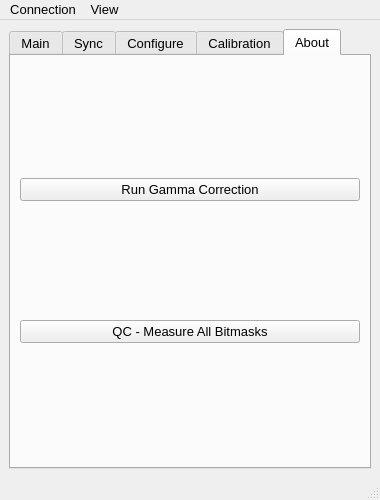
Qt form Software/GUI_code/QtDesigner_GUI.ui (imjal/Four_Channel_MHz_LED_Driver) before a commit.
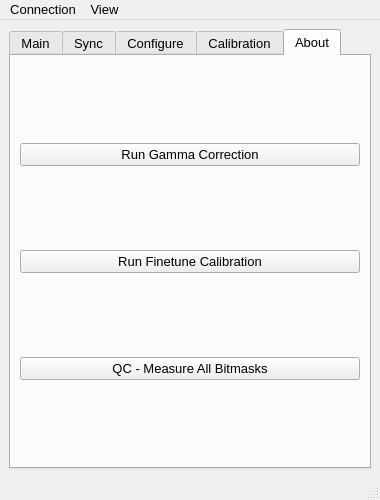
The same form after that commit. The open tabs and pages were chosen to show the change. Custom widgets are drawn as their Qt base class.

Commit message: finetune calibration to reduce number of trials needed + be lightweight

```diff
--- a/Software/GUI_code/QtDesigner_GUI.ui
+++ b/Software/GUI_code/QtDesigner_GUI.ui
@@ -4875,6 +4875,16 @@
          </widget> -->
         </item>
         <item row="1" column="0">
+            <widget class="QPushButton" name="finetune_calibration_button">
+            <property name="toolTip">
+                <string>Run through all the bitmasks and calibrate with the last values as the starting points</string>
+            </property>
+            <property name="text">
+                <string>Run Finetune Calibration</string>
+            </property>
+            </widget>
+        </item>
+        <item row="2" column="0">
             <widget class="QPushButton" name="measure_bitmasks_button">
             <property name="toolTip">
                 <string>Run through all the bitmasks and make sure they're relatively close to the original measurements.</string>
```
The commit also changes 2 other files.
